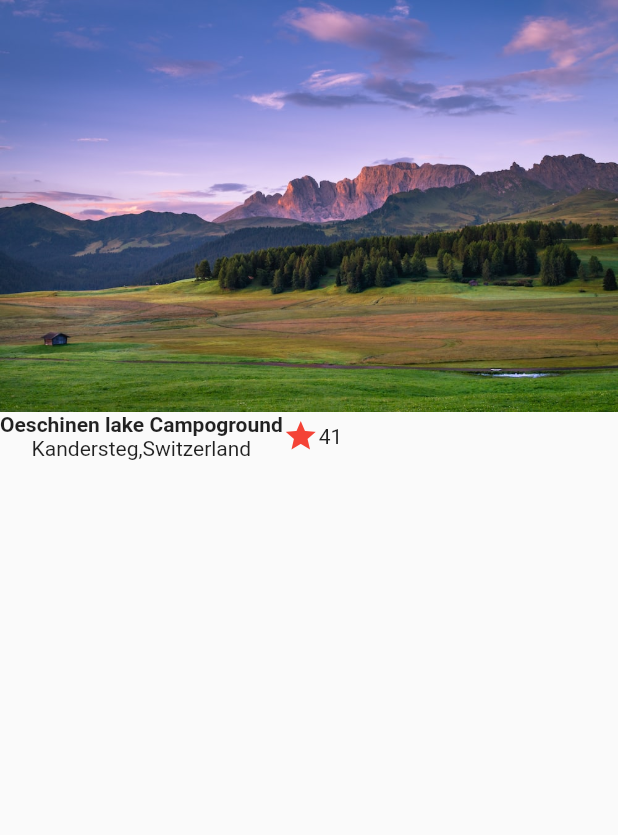
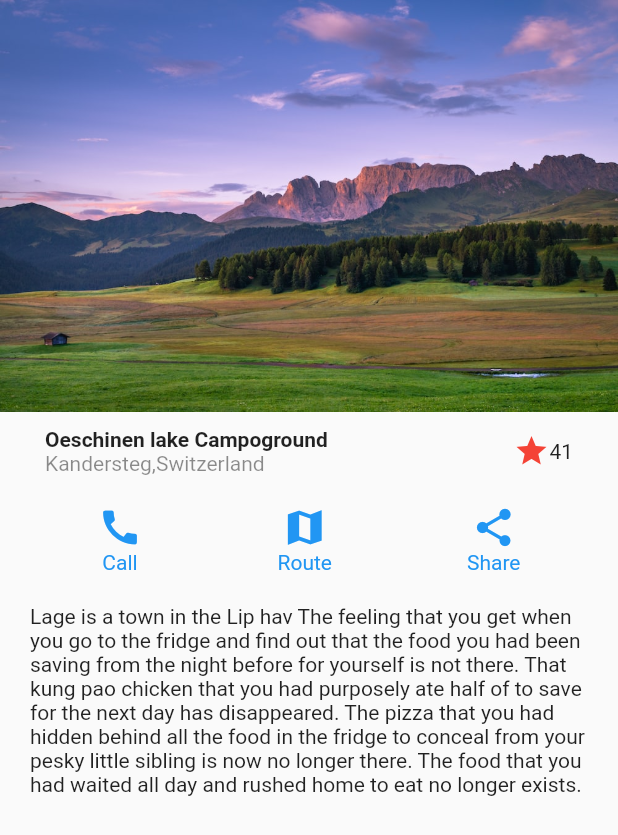
Before and after one commit to IngridC10/DISENOS-EN-FLUTTER, a Flutter app: the screen it shows after launch, on a phone screen of 412 x 824 dp. Shown: the top 835 px of the screen. Run offline on Flutter 3.47's test engine with Material 2 defaults, Android fonts, the phone set to English and light mode, and no system bars.

Commit message:
editando texto

```diff
--- a/disenios/lib/screens/basic_design.dart
+++ b/disenios/lib/screens/basic_design.dart
@@ -9,7 +9,18 @@ class BasicDesignScreen extends StatelessWidget {
       Image(image: AssetImage('assets/landscape.jpeg')),
 
       //Titulo
-      Title()
+      Title(),
+
+      //Button Section
+      ButtonSection(),
+
+      //Description
+
+      Container(
+        margin: EdgeInsets.symmetric(horizontal: 20, vertical: 10),
+        child: Text(
+            'Lage is a town in the Lip hav The feeling that you get when you go to the fridge and find out that the food you had been saving from the night before for yourself is not there. That kung pao chicken that you had purposely ate half of to save for the next day has disappeared. The pizza that you had hidden behind all the food in the fridge to conceal from your pesky little sibling is now no longer there. The food that you had waited all day and rushed home to eat no longer exists. '),
+      )
     ]));
   }
 }
@@ -21,17 +32,66 @@ class Title extends StatelessWidget {
 
   @override
   Widget build(BuildContext context) {
-    return Row(
+    return Container(
+      margin: EdgeInsets.symmetric(horizontal: 30, vertical: 10),
+      child: Row(
         children: [
           Column(
+            crossAxisAlignment: CrossAxisAlignment.start,
             children: [
               Text('Oeschinen lake Campoground',
                   style: TextStyle(fontWeight: FontWeight.bold)),
-            Text('Kandersteg,Switzerland'),
+              Text('Kandersteg,Switzerland',
+                  style: TextStyle(color: Colors.black45)),
             ],
           ),
+          Expanded(child: Container()),
           Icon(Icons.star, color: Colors.red),
           Text('41'),
+        ],
+      ),
+    );
+  }
+}
+
+class ButtonSection extends StatelessWidget {
+  const ButtonSection({
+    Key? key,
+  }) : super(key: key);
+
+  @override
+  Widget build(BuildContext context) {
+    return Container(
+      margin: EdgeInsets.symmetric(horizontal: 20, vertical: 10),
+      child: Row(mainAxisAlignment: MainAxisAlignment.spaceAround, children: [
+        CustomButton(icon: Icons.call, text: 'Call'),
+        CustomButton(icon: Icons.map_sharp, text: 'Route'),
+        CustomButton(icon: Icons.share, text: 'Share'),
+      ]),
+    );
+  }
+}
+
+class CustomButton extends StatelessWidget {
+  final IconData icon;
+  final String text;
+
+  const CustomButton({
+    Key? key,
+    required this.icon,
+    required this.text,
+  }) : super(key: key);
+
+  @override
+  Widget build(BuildContext context) {
+    return Column(
+      children: [
+        Icon(
+          this.icon,
+          color: Colors.blue,
+          size: 30,
+        ),
+        Text(this.text, style: TextStyle(color: Colors.blue))
       ],
     );
   }
```
Lines whose indentation alone changed are shown as unchanged.
